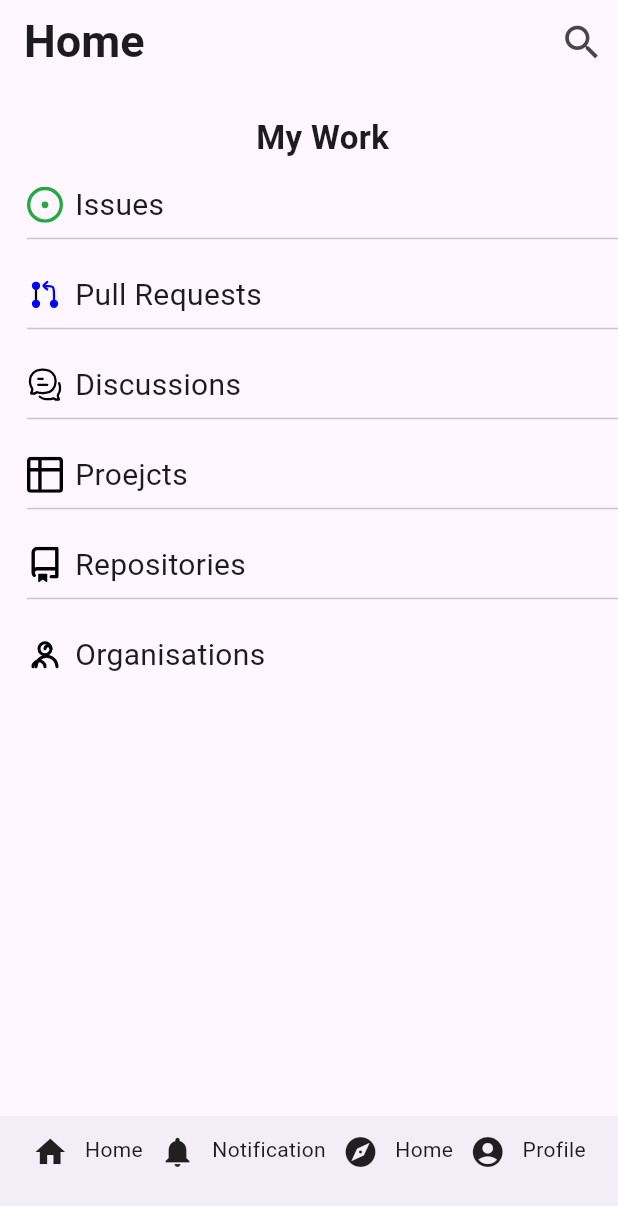
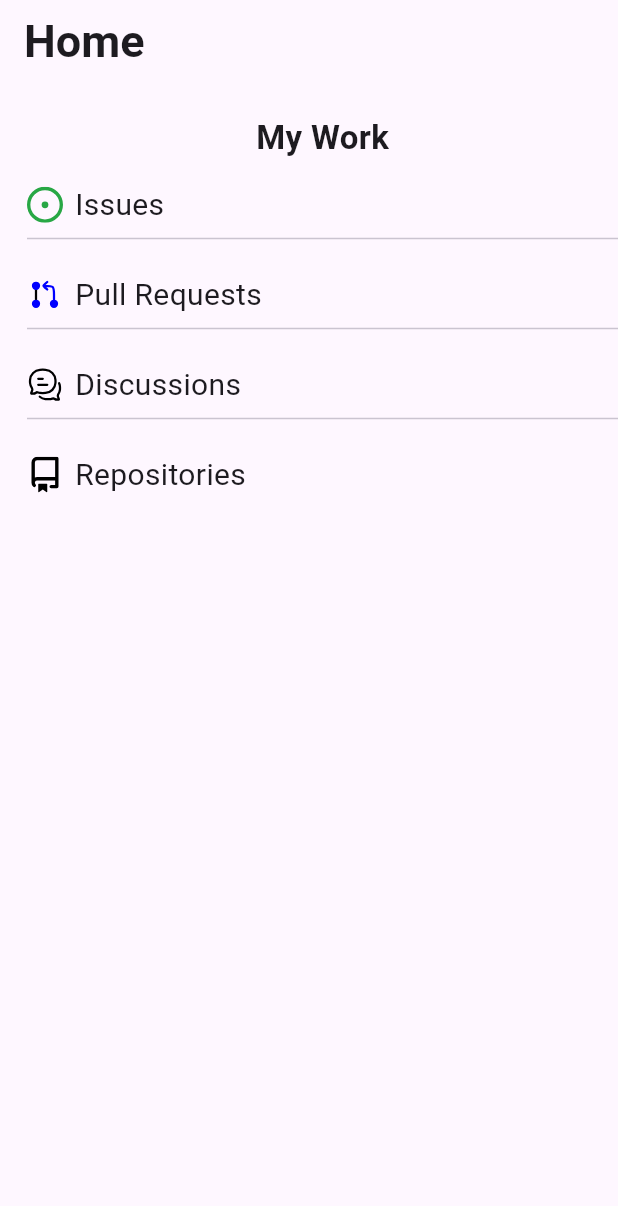
Before and after one commit to BRL-TRAINEES/Github, a Flutter app: the screen it shows after launch, on a phone screen of 412 x 824 dp. Shown: the top 1206 px of the screen. Run offline on Flutter 3.47's test engine with Material 3 defaults, Android fonts, the phone set to English and light mode, and no system bars; our stand-ins replace flutter_svg.

Commit message:
commented some part

```diff
--- a/lib/screens/home_screen.dart
+++ b/lib/screens/home_screen.dart
@@ -1,15 +1,15 @@
 import 'package:flutter/material.dart';
 import 'package:flutter_svg/flutter_svg.dart';
 import 'package:github/screens/Discussion.dart';
-import 'package:github/screens/Explore.dart';
+// import 'package:github/screens/Explore.dart';
 import 'package:github/screens/Issues_screen.dart';
-import 'package:github/screens/Notifications.dart';
-import 'package:github/screens/Organisation.dart';
-import 'package:github/screens/Profile.dart';
-import 'package:github/screens/Projects.dart';
+// import 'package:github/screens/Notifications.dart';
+// import 'package:github/screens/Organisation.dart';
+// import 'package:github/screens/Profile.dart';
+// import 'package:github/screens/Projects.dart';
 import 'package:github/screens/Pull_request_screen.dart';
 import 'package:github/screens/Repo.dart';
-import 'package:github/screens/search_screen.dart';
+// import 'package:github/screens/search_screen.dart';
 
 
 class HomeScreen extends StatefulWidget {
@@ -31,19 +31,19 @@ class _HomeScreenState extends State<HomeScreen> {
             fontWeight: FontWeight.bold,
             fontSize: 30) ,),
 
-          actions: [IconButton(
-          icon: const Icon(Icons.search),
-          onPressed: () {
-             Navigator.of(context).push(
-             MaterialPageRoute(builder: (context)=>const SearchScreen(),),
-          );
-          },
-          iconSize: 30,
+          // actions: [IconButton(
+          // icon: const Icon(Icons.search),
+          // onPressed: () {
+          //    Navigator.of(context).push(
+          //    MaterialPageRoute(builder: (context)=>const SearchScreen(),),
+          // );
+          // },
+          // iconSize: 30,
 
-           )
+          //  )
 
 
-          ],
+          // ],
 
         ),
 
@@ -166,42 +166,42 @@ class _HomeScreenState extends State<HomeScreen> {
                ],
 
               ),
-              const Divider(),
-              const SizedBox(height: 15.0,),
-              Row(
-                children: [
+              // const Divider(),
+              // const SizedBox(height: 15.0,),
+              // Row(
+              //   children: [
 
-                 GestureDetector(
-                      onTap: () {
-                        Navigator.of(context).push(
-                          MaterialPageRoute(builder: (context) => const Projects()),
-                        );
-                      },
-                      child: SvgPicture.asset(
-                        'assets/Project.svg',
-                        width: 24,
-                        height: 24,
-                      ),
-                    ),
-                    const SizedBox(width: 8.0,),
-                 GestureDetector(
-                      onTap: () {
-                        Navigator.of(context).push(
-                          MaterialPageRoute(builder: (context) => const Projects()),
-                        );
+              //    GestureDetector(
+              //         onTap: () {
+              //           Navigator.of(context).push(
+              //             MaterialPageRoute(builder: (context) => const Projects()),
+              //           );
+              //         },
+              //         child: SvgPicture.asset(
+              //           'assets/Project.svg',
+              //           width: 24,
+              //           height: 24,
+              //         ),
+              //       ),
+              //       const SizedBox(width: 8.0,),
+              //    GestureDetector(
+              //         onTap: () {
+              //           Navigator.of(context).push(
+              //             MaterialPageRoute(builder: (context) => const Projects()),
+              //           );
 
-                      },
+              //         },
 
 
-                      child: const Text('Proejcts',
-                      style: TextStyle(
-                        fontSize: 20,
-                      ),)
-                      ),
+              //         child: const Text('Proejcts',
+              //         style: TextStyle(
+              //           fontSize: 20,
+              //         ),)
+              //         ),
 
-               ],
+              //  ],
 
-              ),
+              // ),
               const Divider(),
               const SizedBox(height: 15.0,),
               Row(
@@ -238,137 +238,137 @@ class _HomeScreenState extends State<HomeScreen> {
                ],
 
               ),
-              const Divider(),
-             const SizedBox(height: 15.0,),
-              Row(
-                children: [
+            //   const Divider(),
+            //  const SizedBox(height: 15.0,),
+            //   Row(
+            //     children: [
 
-                 GestureDetector(
-                      onTap: () {
-                        Navigator.of(context).push(
-                          MaterialPageRoute(builder: (context) => const Organisation()),
-                        );
-                      },
-                      child: SvgPicture.asset(
-                        'assets/Organisation.svg',
-                        width: 24,
-                        height: 24,
-                      ),
-                    ),
-                    const SizedBox(width: 8.0,),
-                 GestureDetector(
-                      onTap: () {
-                        Navigator.of(context).push(
-                          MaterialPageRoute(builder: (context) => const Organisation()),
-                        );
+            //      GestureDetector(
+            //           onTap: () {
+            //             Navigator.of(context).push(
+            //               MaterialPageRoute(builder: (context) => const Organisation()),
+            //             );
+            //           },
+            //           child: SvgPicture.asset(
+            //             'assets/Organisation.svg',
+            //             width: 24,
+            //             height: 24,
+            //           ),
+            //         ),
+            //         const SizedBox(width: 8.0,),
+            //      GestureDetector(
+            //           onTap: () {
+            //             Navigator.of(context).push(
+            //               MaterialPageRoute(builder: (context) => const Organisation()),
+            //             );
 
-                      },
+            //           },
 
 
-                      child: const Text('Organisations',
-                      style: TextStyle(
-                        fontSize: 20,
-                      ),)
-                      ),
+            //           child: const Text('Organisations',
+            //           style: TextStyle(
+            //             fontSize: 20,
+            //           ),)
+            //           ),
 
-               ],
+            //    ],
 
-              ),
+            //   ),
 
             ],
           ),
           ),
       ),
 
-      bottomNavigationBar: BottomAppBar(
-        child: Row(
+      // bottomNavigationBar: BottomAppBar(
+      //   child: Row(
 
-          mainAxisAlignment: MainAxisAlignment.spaceAround,
-          crossAxisAlignment: CrossAxisAlignment.start,
+      //     mainAxisAlignment: MainAxisAlignment.spaceAround,
+      //     crossAxisAlignment: CrossAxisAlignment.start,
 
-          children: [
-            GestureDetector(
-              onTap: () {
-                Navigator.of(context).push(MaterialPageRoute(builder: (context)=>const HomeScreen()),);
-              },
-              child: const Icon(Icons.home),
-            ),
+      //     children: [
+      //       GestureDetector(
+      //         onTap: () {
+      //           Navigator.of(context).push(MaterialPageRoute(builder: (context)=>const HomeScreen()),);
+      //         },
+      //         child: const Icon(Icons.home),
+      //       ),
 
-                 GestureDetector(
+      //            GestureDetector(
 
-                      onTap: () {
-                        Navigator.of(context).push(
-                          MaterialPageRoute(builder: (context) => const HomeScreen()),
-                        );
+      //                 onTap: () {
+      //                   Navigator.of(context).push(
+      //                     MaterialPageRoute(builder: (context) => const HomeScreen()),
+      //                   );
 
-                      },
+      //                 },
 
 
-                      child: const Text('Home',)
-                      ),
-                      GestureDetector(
-              onTap: () {
-                Navigator.of(context).push(MaterialPageRoute(builder: (context)=>const Notifications()),);
-              },
-              child: const Icon(Icons.notifications),
-            ),
+      //                 child: const Text('Home',)
+      //                 ),
+      //                 GestureDetector(
+      //         onTap: () {
+      //           Navigator.of(context).push(MaterialPageRoute(builder: (context)=>const Notifications()),);
+      //         },
+      //         child: const Icon(Icons.notifications),
+      //       ),
 
-                 GestureDetector(
+      //            GestureDetector(
 
-                      onTap: () {
-                        Navigator.of(context).push(
-                          MaterialPageRoute(builder: (context) => const Notifications()),
-                        );
+      //                 onTap: () {
+      //                   Navigator.of(context).push(
+      //                     MaterialPageRoute(builder: (context) => const Notifications()),
+      //                   );
 
-                      },
+      //                 },
 
 
-                      child: const Text('Notification',)
-                      ),
-                      GestureDetector(
-              onTap: () {
-                Navigator.of(context).push(MaterialPageRoute(builder: (context)=>const Explore()),);
-              },
-              child: const Icon(Icons.explore),
-            ),
+      //                 child: const Text('Notification',)
+      //                 ),
+      //                 GestureDetector(
+      //         onTap: () {
+      //           Navigator.of(context).push(MaterialPageRoute(builder: (context)=>const Explore()),);
+      //         },
+      //         child: const Icon(Icons.explore),
+      //       ),
 
-                 GestureDetector(
+      //            GestureDetector(
 
-                      onTap: () {
-                        Navigator.of(context).push(
-                          MaterialPageRoute(builder: (context) => const Explore()),
-                        );
+      //                 onTap: () {
+      //                   Navigator.of(context).push(
+      //                     MaterialPageRoute(builder: (context) => const Explore()),
+      //                   );
 
-                      },
+      //                 },
 
 
-                      child: const Text('Home',)
-                      ),
-                      GestureDetector(
-              onTap: () {
-                Navigator.of(context).push(MaterialPageRoute(builder: (context)=>const Profile()),);
-              },
-              child: const Icon(Icons.account_circle),
-            ),
+      //                 child: const Text('Home',)
+      //                 ),
+      //                 GestureDetector(
+      //         onTap: () {
+      //           Navigator.of(context).push(MaterialPageRoute(builder: (context)=>const Profile()),);
+      //         },
+      //         child: const Icon(Icons.account_circle),
+      //       ),
 
-                 GestureDetector(
+      //            GestureDetector(
 
-                      onTap: () {
-                        Navigator.of(context).push(
-                          MaterialPageRoute(builder: (context) => const Profile()),
-                        );
+      //                 onTap: () {
+      //                   Navigator.of(context).push(
+      //                     MaterialPageRoute(builder: (context) => const Profile()),
+      //                   );
 
-                      },
+      //                 },
 
 
-                      child: const Text('Profile',)
-                      ),
+      //                 child: const Text('Profile',)
+      //                 ),
 
-          ],
-        ),
+      //     ],
+      //   ),
 
 
-      ),
+      // ),
     ));
   }
 }
```
Also changed, not shown: lib/screens/search_screen.dart (deleted, +0 -15 lines).
